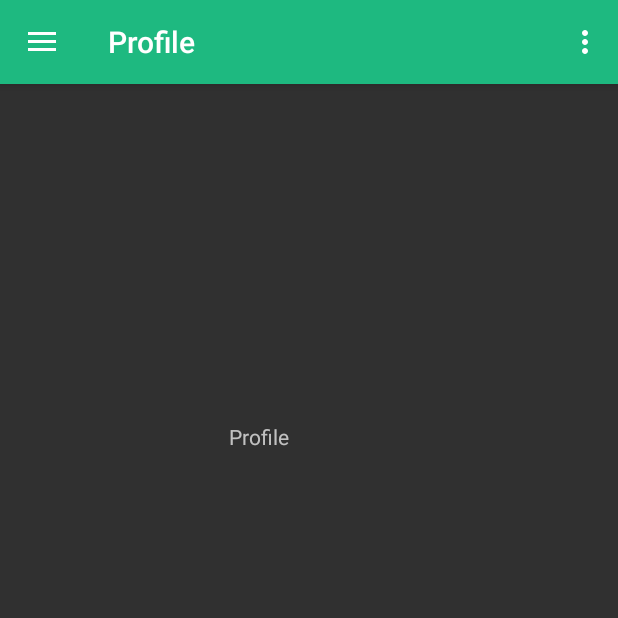
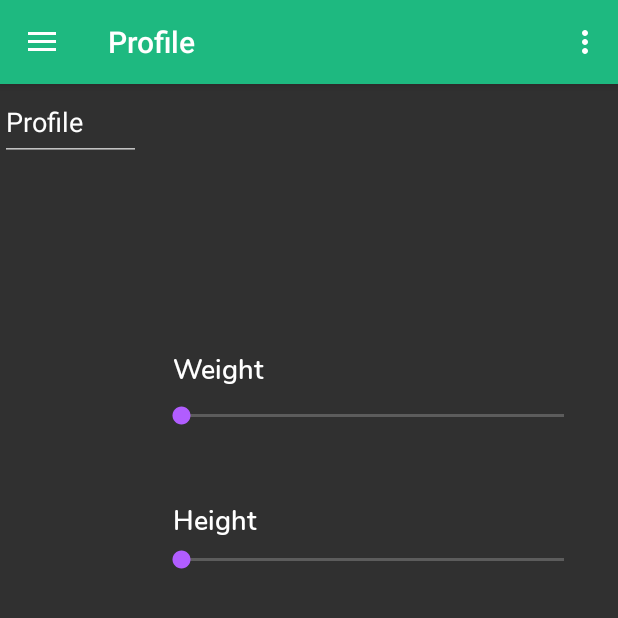
Before and after one commit to felixboelter/Android-Programming-Project, an Android app: the ProfileFragment screen opened through its navigation route, on a phone screen of 412 x 824 dp, the top half of it. Run offline under Robolectric (Android 15) with nearby library versions, the phone set to English and light mode, and no system bars; our stand-ins replace navigation-ui.

Commit message:
weight/height frontend

```diff
--- a/StepApp/app/build.gradle
+++ b/StepApp/app/build.gradle
@@ -19,11 +19,6 @@ android {
             proguardFiles getDefaultProguardFile('proguard-android-optimize.txt'), 'proguard-rules.pro'
         }
     }
-    compileOptions {
-        targetCompatibility JavaVersion.VERSION_1_8
-        sourceCompatibility JavaVersion.VERSION_1_8
-    }
-    buildToolsVersion '30.0.2'
 }
 
 dependencies {
@@ -36,7 +31,6 @@ dependencies {
     implementation 'androidx.navigation:navigation-ui:2.3.0'
     implementation 'androidx.lifecycle:lifecycle-extensions:2.2.0'
     implementation 'com.github.AnyChart:AnyChart-Android:1.1.2'
-    implementation 'com.mapbox.mapboxsdk:mapbox-android-sdk:9.5.0'
     testImplementation 'junit:junit:4.12'
     androidTestImplementation 'androidx.test.ext:junit:1.1.2'
     androidTestImplementation 'androidx.test.espresso:espresso-core:3.3.0'
--- a/StepApp/app/src/main/AndroidManifest.xml
+++ b/StepApp/app/src/main/AndroidManifest.xml
@@ -4,7 +4,6 @@
 
     <!-- Required for 28 and below. -->
     <uses-permission android:name="com.google.android.gms.permission.ACTIVITY_RECOGNITION" />
-    <uses-permission android:name="android.permission.ACCESS_FINE_LOCATION" />
     <!-- Required for 29+. -->
     <uses-permission android:name="android.permission.ACTIVITY_RECOGNITION" />
 
--- a/StepApp/app/src/main/java/com/example/stepapp/MainActivity.java
+++ b/StepApp/app/src/main/java/com/example/stepapp/MainActivity.java
@@ -179,7 +179,4 @@ public class MainActivity extends AppCompatActivity {
                 return;
         }
     }
-
-
-
 }
--- a/StepApp/app/src/main/java/com/example/stepapp/ui/profile/ProfileFragment.java
+++ b/StepApp/app/src/main/java/com/example/stepapp/ui/profile/ProfileFragment.java
@@ -4,6 +4,9 @@ import android.os.Bundle;
 import android.view.LayoutInflater;
 import android.view.View;
 import android.view.ViewGroup;
+import android.widget.EditText;
+import android.widget.SeekBar;
+
 import androidx.annotation.NonNull;
 import androidx.fragment.app.Fragment;
 
@@ -13,7 +16,10 @@ import com.example.stepapp.R;
 import java.util.Map;
 
 public class ProfileFragment extends Fragment {
-
+    public EditText weightText;
+    public EditText heightText;
+    public SeekBar weightSeekBar;
+    public SeekBar heightSeekBar;
     public View onCreateView(@NonNull LayoutInflater inflater,
                              ViewGroup container, Bundle savedInstanceState) {
 
@@ -21,7 +27,53 @@ public class ProfileFragment extends Fragment {
             container.removeAllViews();
         }
         View root = inflater.inflate(R.layout.fragment_profile, container, false);
+        weightSeekBar = root.findViewById(R.id.weightBar);
+        weightText = root.findViewById((R.id.WeightID));
+        heightText = root.findViewById(R.id.HeightID);
+        heightSeekBar = root.findViewById(R.id.heightBar);
+        weightSeekBar.setOnSeekBarChangeListener(new SeekBar.OnSeekBarChangeListener() {
+            private int mProgressAtStartTracking;
+            private int progressChanged = 0;
 
+            @Override
+            public void onProgressChanged(SeekBar seekBar, int i, boolean b) {
+                // handle progress change
+                progressChanged = seekBar.getProgress();
+            }
+
+            @Override
+            public void onStartTrackingTouch(SeekBar seekBar) {
+                mProgressAtStartTracking = seekBar.getProgress();
+            }
+
+            @Override
+            public void onStopTrackingTouch(SeekBar seekBar) {
+                weightText.setText(Integer.toString(progressChanged)+" KG");
+            }
+        });
+        heightSeekBar.setOnSeekBarChangeListener(new SeekBar.OnSeekBarChangeListener() {
+            private int mProgressAtStartTracking;
+            private int progressChanged = 0;
+
+            @Override
+            public void onProgressChanged(SeekBar seekBar, int i, boolean b) {
+                // handle progress change
+                progressChanged = seekBar.getProgress();
+            }
+
+            @Override
+            public void onStartTrackingTouch(SeekBar seekBar) {
+                mProgressAtStartTracking = seekBar.getProgress();
+            }
+
+            @Override
+            public void onStopTrackingTouch(SeekBar seekBar) {
+                heightText.setText(Integer.toString(progressChanged)+" cm");
+            }
+        });
         return root;
     }
+
+
+
 }
--- a/StepApp/app/src/main/res/layout/fragment_profile.xml
+++ b/StepApp/app/src/main/res/layout/fragment_profile.xml
@@ -6,14 +6,101 @@
     android:layout_width="match_parent"
     android:layout_height="match_parent">
 
-    <TextView
-        android:id="@+id/textView2"
-        android:layout_width="107dp"
-        android:layout_height="318dp"
-        android:text="Profile"
-        app:layout_constraintBottom_toBottomOf="parent"
+    <SeekBar
+        android:id="@+id/heightBar"
+        android:layout_width="287dp"
+        android:layout_height="20dp"
+        android:layout_marginStart="104dp"
+        android:layout_marginTop="3dp"
+        android:layout_marginEnd="20dp"
+        android:max="250"
         app:layout_constraintEnd_toEndOf="parent"
+        app:layout_constraintStart_toStartOf="parent"
+        app:layout_constraintTop_toBottomOf="@+id/HeightID" />
+
+    <SeekBar
+        android:id="@+id/weightBar"
+        android:layout_width="287dp"
+        android:layout_height="20dp"
+        android:layout_marginStart="104dp"
+        android:layout_marginTop="8dp"
+        android:layout_marginEnd="20dp"
+        android:clickable="false"
+        android:max="200"
+        app:layout_constraintEnd_toEndOf="parent"
+        app:layout_constraintHorizontal_bias="0.54"
+        app:layout_constraintStart_toStartOf="parent"
+        app:layout_constraintTop_toBottomOf="@+id/weightPlainText" />
+
+    <EditText
+        android:id="@+id/weightPlainText"
+        android:layout_width="88dp"
+        android:layout_height="23dp"
+        android:layout_marginStart="115dp"
+        android:layout_marginTop="180dp"
+        android:layout_marginEnd="88dp"
+        android:background="@null"
+        android:ems="10"
+        android:fontFamily="@font/nunito_semibold"
+        android:inputType="textPersonName"
+        android:text="Weight"
+        app:layout_constraintEnd_toStartOf="@+id/WeightID"
         app:layout_constraintStart_toStartOf="parent"
         app:layout_constraintTop_toTopOf="parent" />
 
+    <EditText
+        android:id="@+id/WeightID"
+        android:layout_width="88dp"
+        android:layout_height="23dp"
+        android:layout_marginTop="173dp"
+        android:layout_marginEnd="32dp"
+        android:layout_marginBottom="15dp"
+        android:background="@null"
+        android:ems="10"
+        android:fontFamily="@font/nunito_semibold"
+        android:inputType="textPersonName"
+        app:layout_constraintBottom_toTopOf="@+id/weightBar"
+        app:layout_constraintEnd_toEndOf="parent"
+        app:layout_constraintStart_toEndOf="@+id/weightPlainText"
+        app:layout_constraintTop_toTopOf="parent" />
+
+    <EditText
+        android:id="@+id/HeightID"
+        android:layout_width="88dp"
+        android:layout_height="23dp"
+        android:layout_marginStart="107dp"
+        android:layout_marginTop="49dp"
+        android:layout_marginEnd="32dp"
+        android:background="@null"
+        android:ems="10"
+        android:fontFamily="@font/nunito_semibold"
+        android:inputType="textPersonName"
+        app:layout_constraintEnd_toEndOf="parent"
+        app:layout_constraintStart_toEndOf="@+id/heightPlainText"
+        app:layout_constraintTop_toBottomOf="@+id/weightBar" />
+
+    <EditText
+        android:id="@+id/heightPlainText"
+        android:layout_width="69dp"
+        android:layout_height="21dp"
+        android:layout_marginStart="115dp"
+        android:layout_marginTop="51dp"
+        android:background="@null"
+        android:ems="10"
+        android:fontFamily="@font/nunito_semibold"
+        android:inputType="textPersonName"
+        android:text="Height"
+        app:layout_constraintStart_toStartOf="parent"
+        app:layout_constraintTop_toBottomOf="@+id/weightBar" />
+
+    <EditText
+        android:id="@+id/profileID"
+        android:layout_width="94dp"
+        android:layout_height="51dp"
+        android:ems="10"
+        android:inputType="textPersonName"
+        android:text="@string/menu_profile"
+        tools:layout_editor_absoluteX="20dp"
+        tools:layout_editor_absoluteY="17dp" />
+
 </androidx.constraintlayout.widget.ConstraintLayout>
--- a/StepApp/app/src/main/res/values/strings.xml
+++ b/StepApp/app/src/main/res/values/strings.xml
@@ -29,6 +29,7 @@
     <string name="hourly_report">Hourly report</string>
     <string name="daily_report">Daily report</string>
     <string name="img_folder">app_images</string>
+    <!-- TODO: Remove or change this placeholder text -->
     <string name="hello_blank_fragment">Hello blank fragment</string>
-    <string name="mapbox_access_token">pk.eyJ1IjoibXdjYnVybiIsImEiOiJja2kxb2RxejgwNG94MnJudGFubnI0bmswIn0.XXaZeTB4HF53af1zTo2UdA</string>
+
 </resources>
--- a/StepApp/build.gradle
+++ b/StepApp/build.gradle
@@ -5,7 +5,7 @@ buildscript {
         jcenter()
     }
     dependencies {
-        classpath 'com.android.tools.build:gradle:4.1.0'
+        classpath "com.android.tools.build:gradle:4.0.1"
 
         // NOTE: Do not place your application dependencies here; they belong
         // in the individual module build.gradle files
@@ -17,22 +17,7 @@ allprojects {
         google()
         jcenter()
         // TODO 0: Add here jitpack.io repository
-        maven {
-            url 'https://api.mapbox.com/downloads/v2/releases/maven'
-            authentication {
-                basic(BasicAuthentication)
-            }
-            credentials {
-                // Do not change the username below.
-                // This should always be `mapbox` (not your username).
-                username = 'mapbox'
-                // Use the secret token you stored in gradle.properties as the password
-                password = project.properties['MAPBOX_DOWNLOADS_TOKEN'] ?: ""
-            }
-
-        }
-        maven{ url'https://jitpack.io'}
-
+        maven { url'https://jitpack.io'}
         }
 }
 
--- a/StepApp/gradle.properties
+++ b/StepApp/gradle.properties
@@ -17,4 +17,3 @@ org.gradle.jvmargs=-Xmx2048m
 android.useAndroidX=true
 # Automatically convert third-party libraries to use AndroidX
 android.enableJetifier=true
-MAPBOX_DOWNLOAD_TOKEN = sk.eyJ1IjoibXdjYnVybiIsImEiOiJja2kxcXFnZnowc3YzMnltc2dvZDBuaTR6In0.x98kHtgUzagplqQfrxN69A
--- a/StepApp/settings.gradle
+++ b/StepApp/settings.gradle
@@ -1 +1,2 @@
+include ':app'
 rootProject.name = "StepApp"
```
Also changed, not shown: StepApp/app/src/main/res/font/nunito_semibold.ttf (added), StepApp/app/src/main/res/layout/activity_main.xml (line endings or trailing spaces), StepApp/gradle/wrapper/gradle-wrapper.properties, 1 other file.
